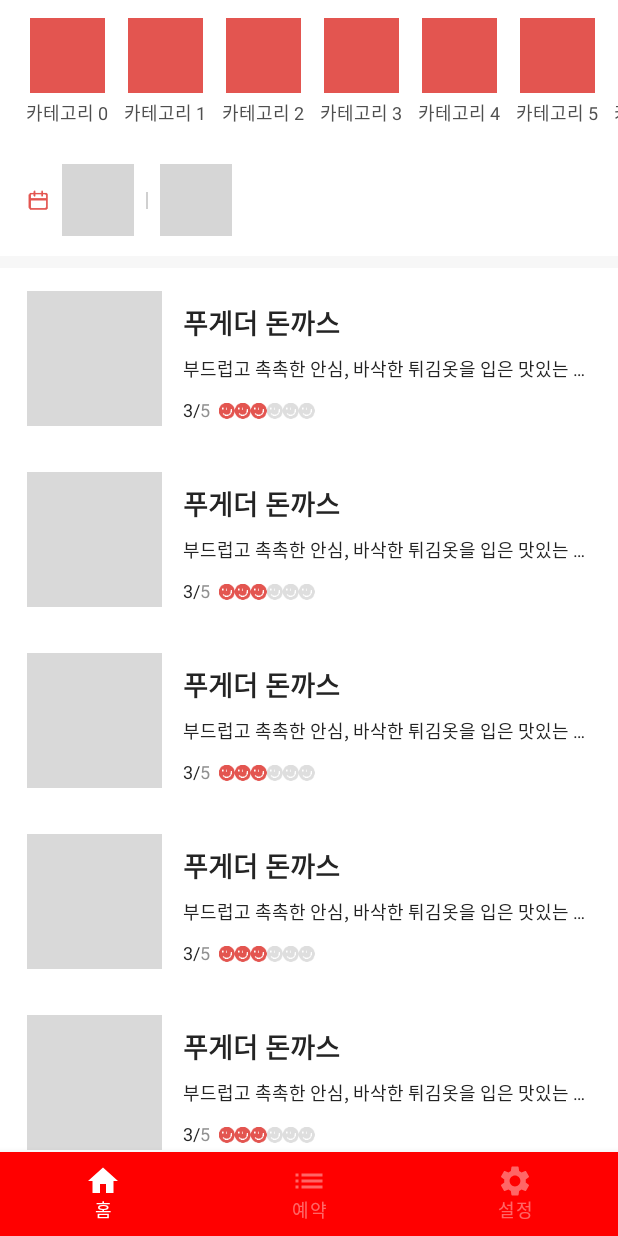
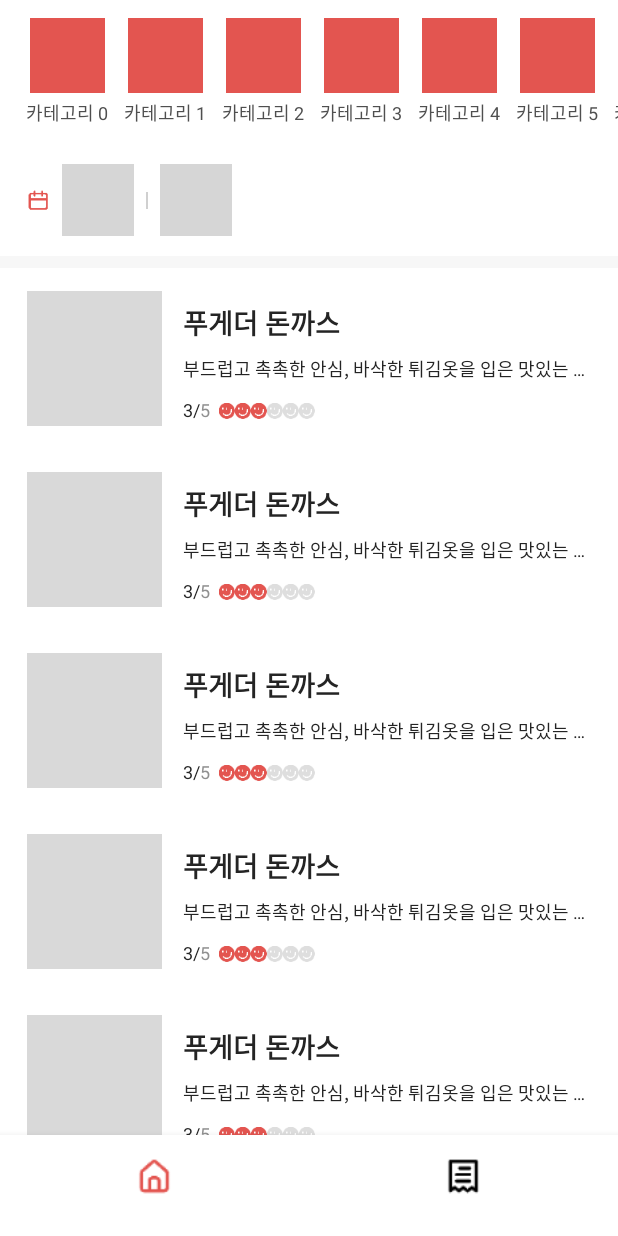
Before and after one commit to FooGather/FooGather, an Android app built with Jetpack Compose: the screen it shows after launch (MainActivity), after a tap on "로그인 버튼", on a phone screen of 412 x 824 dp. Run offline under Robolectric (Android 15) with nearby library versions, the light colour scheme and no system bars; our stand-ins replace accompanist; libraries missing offline, so code that uses them is left out: com.airbnb.mvrx; 4 statements that could not run were skipped; grey boxes are pictures that could not be loaded.

Commit message:
테마를 수정합니다.

```diff
--- a/android/app/src/main/java/io/jspiner/foogather/base/BaseActivity.kt
+++ b/android/app/src/main/java/io/jspiner/foogather/base/BaseActivity.kt
@@ -4,10 +4,5 @@ import androidx.appcompat.app.AppCompatActivity
 import com.airbnb.mvrx.MavericksView
 
 abstract class BaseActivity : AppCompatActivity(), MavericksView {
-
-    override fun setContentView(layoutResID: Int) {
-        super.setContentView(layoutResID)
-    }
-
     override fun invalidate() = Unit
 }
--- a/android/app/src/main/java/io/jspiner/foogather/ui/main/MainView.kt
+++ b/android/app/src/main/java/io/jspiner/foogather/ui/main/MainView.kt
@@ -1,15 +1,15 @@
 package io.jspiner.foogather.ui.main
 
+import androidx.compose.foundation.layout.height
+import androidx.compose.foundation.layout.size
 import androidx.compose.material.*
-import androidx.compose.material.icons.Icons
-import androidx.compose.material.icons.filled.Home
-import androidx.compose.material.icons.filled.List
-import androidx.compose.material.icons.filled.Settings
 import androidx.compose.runtime.Composable
 import androidx.compose.runtime.getValue
+import androidx.compose.ui.Modifier
 import androidx.compose.ui.graphics.Color
-import androidx.compose.ui.graphics.vector.ImageVector
+import androidx.compose.ui.res.painterResource
 import androidx.compose.ui.tooling.preview.Preview
+import androidx.compose.ui.unit.dp
 import androidx.navigation.NavController
 import androidx.navigation.NavHostController
 import androidx.navigation.compose.NavHost
@@ -17,9 +17,10 @@ import androidx.navigation.compose.composable
 import androidx.navigation.compose.currentBackStackEntryAsState
 import androidx.navigation.compose.rememberNavController
 import com.google.accompanist.pager.ExperimentalPagerApi
+import io.jspiner.foogather.R
 import io.jspiner.foogather.ui.main.home.HomeView
 import io.jspiner.foogather.ui.main.reserve.ReserveView
-import io.jspiner.foogather.ui.main.settings.SettingsView
+import io.jspiner.foogather.ui.theme.Primary
 
 @Preview(showSystemUi = true)
 @Composable
@@ -54,9 +55,6 @@ private fun Navigation(
         composable(NavigationItem.Reserve.route) {
             ReserveView()
         }
-        composable(NavigationItem.Settings.route) {
-            SettingsView()
-        }
     }
 }
 
@@ -65,20 +63,24 @@ private fun BottomNavigationBar(navController: NavController) {
     val items = listOf(
         NavigationItem.Home,
         NavigationItem.Reserve,
-        NavigationItem.Settings
     )
     BottomNavigation(
-        backgroundColor = Color.Red,
-        contentColor = Color.White
+        modifier = Modifier.height(67.dp),
+        backgroundColor = Color.White,
     ) {
         val navBackStackEntry by navController.currentBackStackEntryAsState()
         val currentRoute = navBackStackEntry?.destination?.route
         items.forEach { item ->
             BottomNavigationItem(
-                icon = { Icon(item.icon, contentDescription = item.title) },
-                label = { Text(text = item.title) },
-                selectedContentColor = Color.White,
-                unselectedContentColor = Color.White.copy(0.4f),
+                icon = {
+                    Icon(
+                        painterResource(item.icon),
+                        modifier = Modifier.size(26.dp),
+                        contentDescription = item.title
+                    )
+                },
+                selectedContentColor = Primary,
+                unselectedContentColor = Color.Black,
                 alwaysShowLabel = true,
                 selected = currentRoute == item.route,
                 onClick = {
@@ -97,8 +99,15 @@ private fun BottomNavigationBar(navController: NavController) {
     }
 }
 
-sealed class NavigationItem(var route: String, var icon: ImageVector, var title: String) {
-    object Home : NavigationItem("home", Icons.Filled.Home, "홈")
-    object Reserve : NavigationItem("reserve", Icons.Filled.List, "예약")
-    object Settings : NavigationItem("settings", Icons.Filled.Settings, "설정")
+sealed class NavigationItem(
+    var route: String,
+    var icon: Int,
+    var iconSelected: Int,
+    var title: String
+) {
+    object Home :
+        NavigationItem("home", R.drawable.ic_tab_home, R.drawable.ic_tab_home_selected, "홈")
+
+    object Reserve :
+        NavigationItem("reserve", R.drawable.ic_tab_list, R.drawable.ic_tab_list_selected, "예약")
 }
--- a/android/app/src/main/java/io/jspiner/foogather/ui/main/settings/SettingsView.kt
+++ /dev/null
@@ -1,16 +0,0 @@
-package io.jspiner.foogather.ui.main.settings
-
-import androidx.compose.material.Text
-import androidx.compose.runtime.Composable
-import androidx.compose.ui.tooling.preview.Preview
-
-@Composable
-@Preview(showSystemUi = true)
-private fun Preview() {
-    SettingsView()
-}
-
-@Composable
-fun SettingsView() {
-    Text(text = "settings")
-}
--- a/android/app/src/main/res/values/themes.xml
+++ b/android/app/src/main/res/values/themes.xml
@@ -1,7 +1,17 @@
 <?xml version="1.0" encoding="utf-8"?>
 <resources>
-
     <style name="Theme.FooGather" parent="Theme.AppCompat.NoActionBar">
         <item name="android:statusBarColor">@color/white</item>
+        <item name="android:windowLightStatusBar">true</item>
+        <item name="android:headerBackground">#E35550</item>
+        <item name="colorAccent">#E35550</item>
+        <item name="android:datePickerDialogTheme">@style/MyDatePickerDialogTheme</item>
+    </style>
+    <style name="MyDatePickerDialogTheme" parent="android:Theme.Material.Dialog">
+        <item name="android:datePickerStyle">@style/MyDatePickerStyle</item>
+    </style>
+
+    <style name="MyDatePickerStyle" parent="@android:style/Widget.Material.DatePicker">
+        <item name="android:headerBackground">#E35550</item>
     </style>
 </resources>
```
Also changed, not shown: android/app/src/main/res/drawable-xxxhdpi/ic_tab_home.png (added), android/app/src/main/res/drawable-xxxhdpi/ic_tab_home_selected.png (added), android/app/src/main/res/drawable-xxxhdpi/ic_tab_list.png (added), android/app/src/main/res/drawable-xxxhdpi/ic_tab_list_selected.png (added).
